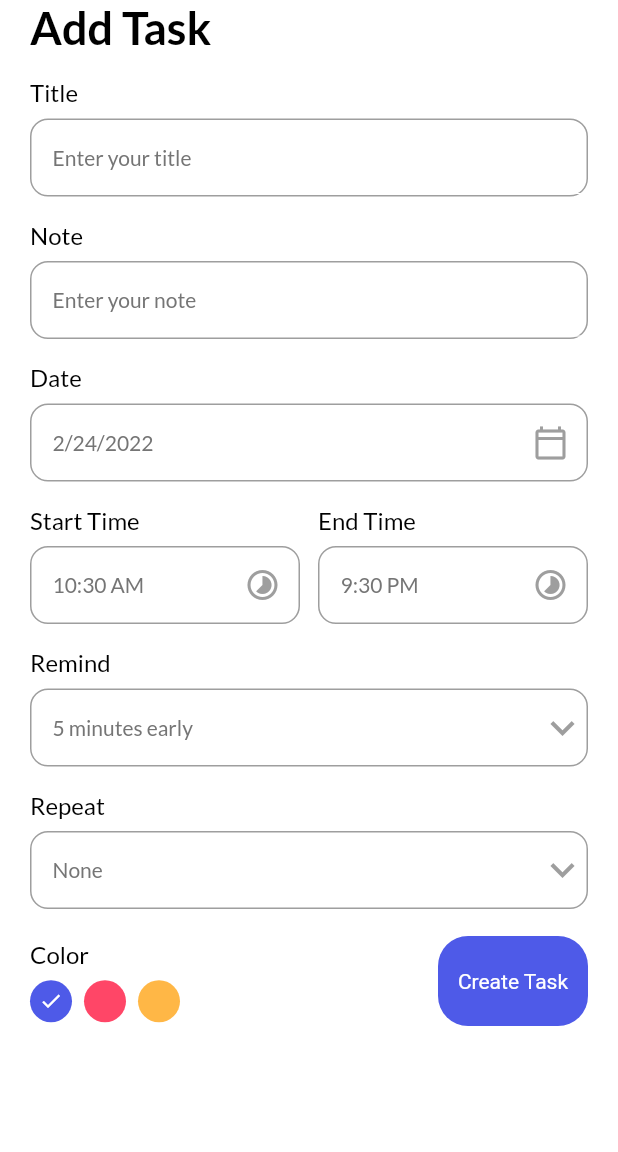
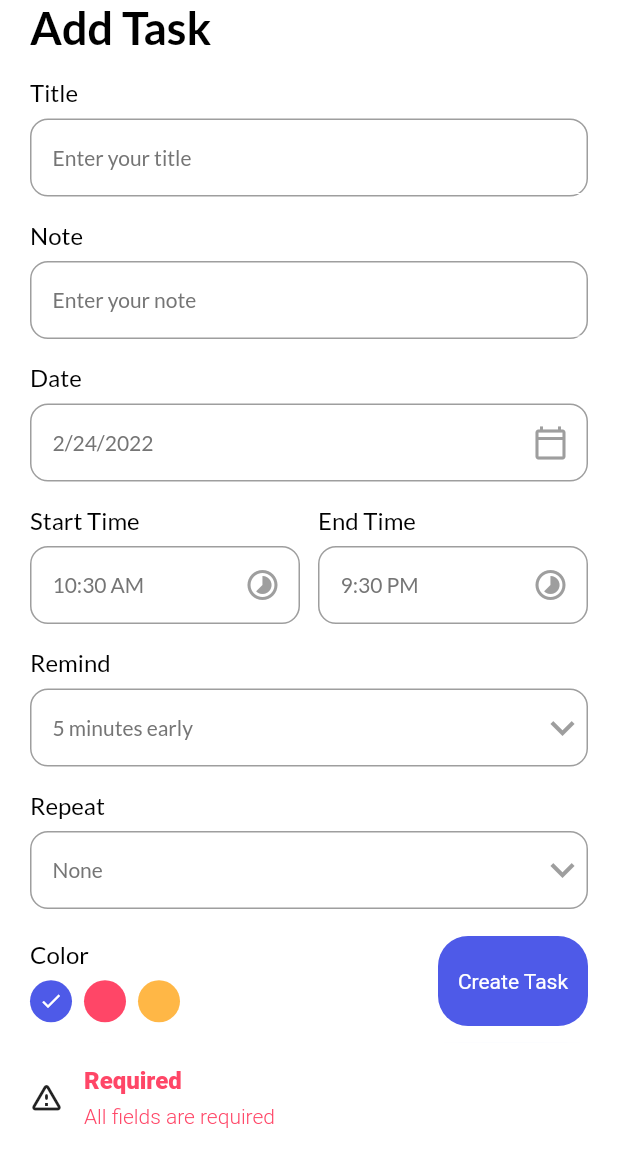
Before and after one commit to flutter-er/flutter_todo_getx, a Flutter app: the AddTaskPage screen opened directly, after a tap on "Create Task", on a phone screen of 412 x 824 dp, the part 84-1236 px from its top. Run offline on Flutter 3.47's test engine with Material 2 defaults, Android fonts, the phone set to English and light mode, and no system bars; our stand-ins replace date_picker_timeline, flutter_local_notifications, get, get_storage, google_fonts, timezone; accounts and stored records are empty.

Commit message:
data validation

```diff
--- a/lib/ui/add_task_bar.dart
+++ b/lib/ui/add_task_bar.dart
@@ -41,8 +41,8 @@ class _AddTaskPageState extends State<AddTaskPage> {
                 "Add Task",
                 style: headingStyle,
               ),
-              MyInputField(title: "Title", hint: "Enter your title"),
-              MyInputField(title: "Note", hint: "Enter your note"),
+              MyInputField(title: "Title", hint: "Enter your title", controller: _titleController,),
+              MyInputField(title: "Note", hint: "Enter your note", controller: _noteController,),
               MyInputField(
                 title: "Date",
                 hint: DateFormat.yMd().format(_selectedDate),
@@ -145,7 +145,7 @@ class _AddTaskPageState extends State<AddTaskPage> {
                 crossAxisAlignment: CrossAxisAlignment.center,
                 children: [
                   _colorPalette(),
-                  MyButton(label: "Create Task", onTap: ()=> null)
+                  MyButton(label: "Create Task", onTap: ()=> _validateData())
 
                 ],
               )
@@ -190,7 +190,17 @@ class _AddTaskPageState extends State<AddTaskPage> {
   }
 
   _validateData(){
+    if(_titleController.text.isNotEmpty&& _noteController.text.isNotEmpty) {
+      Get.back();
+    }else if(_titleController.text.isEmpty || _noteController.text.isEmpty){
+      Get.snackbar("Required", "All fields are required",
+      snackPosition: SnackPosition.BOTTOM,
+        backgroundColor: white,
+        colorText: pinkClr,
+        icon: Icon(Icons.warning_amber_rounded)
 
+      );
+    }
   }
 
 
--- a/lib/ui/home_page.dart
+++ b/lib/ui/home_page.dart
@@ -33,6 +33,7 @@ class _HomePageState extends State<HomePage> {
   Widget build(BuildContext context) {
     return Scaffold(
       appBar: _appBar(),
+      backgroundColor: context.theme.backgroundColor,
       body: Column(
         children: [
           _addTaskBar(),
```
